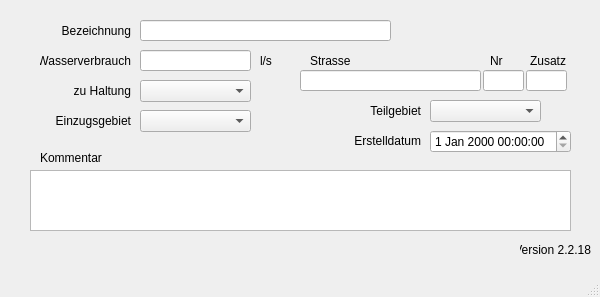
The window that qkan/database/templates/einleit.ui (hoettges/QKan) describes before a commit, drawn with Qt 5.
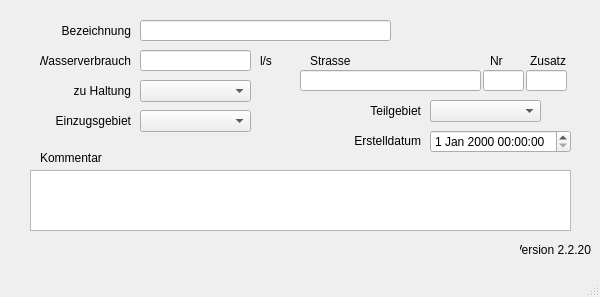
The same window after the commit. Custom widgets are drawn as their Qt base class.

```diff
--- a/qkan/database/templates/einleit.ui
+++ b/qkan/database/templates/einleit.ui
@@ -239,7 +239,7 @@
      <string>Version QKan Import</string>
     </property>
     <property name="text">
-     <string>Version 2.2.18</string>
+     <string>Version 2.2.20</string>
     </property>
     <property name="alignment">
      <set>Qt::AlignRight|Qt::AlignTrailing|Qt::AlignVCenter</set>
```
